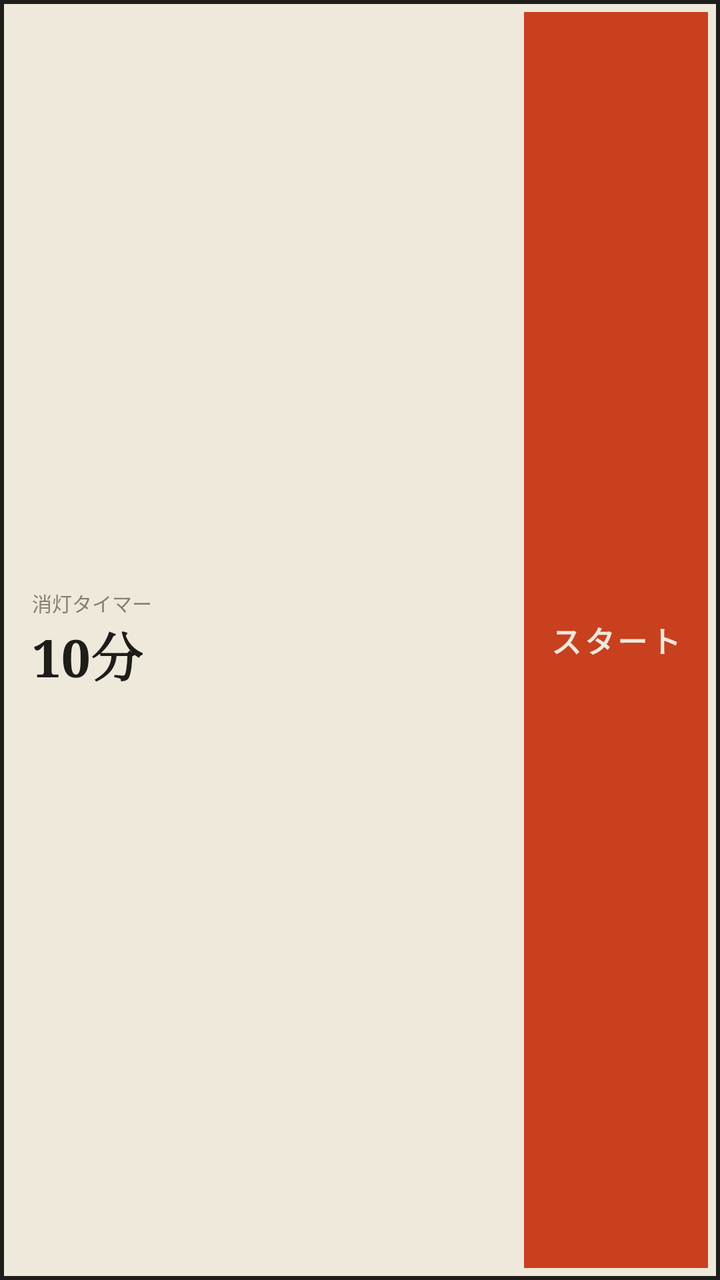
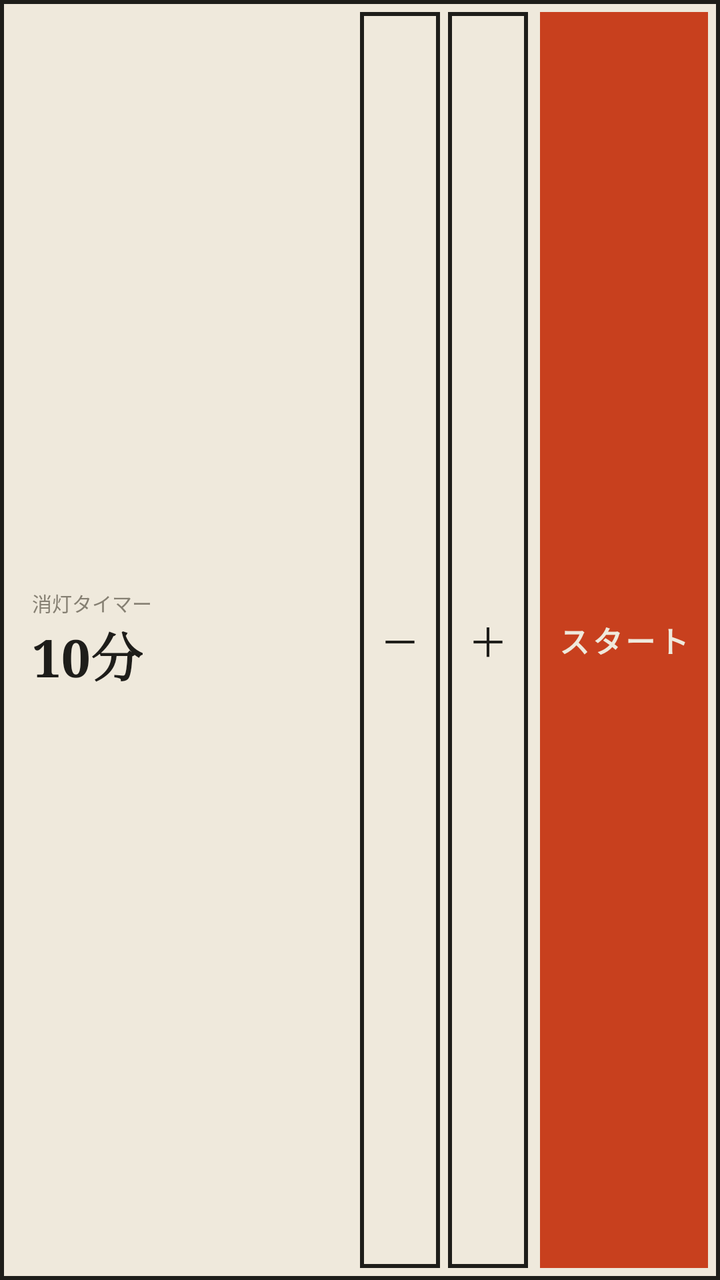

The first picture is an Android layout as it rendered before a commit; the second is the same layout after the commit. The layout source and the unified diff follow.
<!-- AndroidManifest.xml: application theme Paper -->
<!-- res/layout/widget.xml -->
<?xml version="1.0" encoding="utf-8"?>
<LinearLayout xmlns:android="http://schemas.android.com/apk/res/android"
    android:id="@+id/w_root"
    android:layout_width="match_parent"
    android:layout_height="match_parent"
    android:background="@drawable/widget_bg"
    android:orientation="horizontal"
    android:gravity="center_vertical"
    android:padding="6dp">

    <LinearLayout
        android:id="@+id/w_info"
        android:layout_width="0dp"
        android:layout_height="match_parent"
        android:layout_weight="1"
        android:orientation="vertical"
        android:gravity="center_vertical"
        android:paddingStart="10dp">

        <TextView
            android:id="@+id/w_label"
            android:layout_width="wrap_content"
            android:layout_height="wrap_content"
            android:text="消灯タイマー"
            android:textColor="@color/muted"
            android:fontFamily="monospace"
            android:textSize="10sp" />

        <TextView
            android:id="@+id/w_minutes"
            android:layout_width="wrap_content"
            android:layout_height="wrap_content"
            android:text="10分"
            android:textColor="@color/ink"
            android:fontFamily="serif"
            android:textStyle="bold"
            android:textSize="26sp"
            android:includeFontPadding="false" />

        <Chronometer
            android:id="@+id/w_chrono"
            android:layout_width="wrap_content"
            android:layout_height="wrap_content"
            android:textColor="@color/accent"
            android:fontFamily="serif"
            android:textStyle="bold"
            android:textSize="26sp"
            android:includeFontPadding="false"
            android:visibility="gone" />
    </LinearLayout>

    <TextView
        android:id="@+id/w_button"
        android:layout_width="92dp"
        android:layout_height="match_parent"
        android:gravity="center"
        android:background="@drawable/fill_accent"
        android:text="スタート"
        android:textColor="@color/paper"
        android:textStyle="bold"
        android:textSize="15sp"
        android:letterSpacing="0.1" />
</LinearLayout>
<!-- resources referenced by this layout -->
<resources>
  <color name="accent">#C8401E</color>
  <color name="ink">#1E1D1A</color>
  <color name="muted">#857F72</color>
  <color name="paper">#EFE9DC</color>
  <!-- drawable fill_accent (drawable) -->
  <?xml version="1.0" encoding="utf-8"?>
  <shape xmlns:android="http://schemas.android.com/apk/res/android" android:shape="rectangle">
      <solid android:color="@color/accent" />
  </shape>
  <!-- drawable widget_bg (drawable) -->
  <?xml version="1.0" encoding="utf-8"?>
  <shape xmlns:android="http://schemas.android.com/apk/res/android" android:shape="rectangle">
      <solid android:color="@color/paper" />
      <stroke android:width="2dp" android:color="@color/ink" />
  </shape>
  <style name="Paper" parent="android:Theme.Material.Light.NoActionBar">
          <item name="android:windowBackground">@color/paper</item>
          <item name="android:statusBarColor">@color/paper</item>
          <item name="android:navigationBarColor">@color/paper</item>
          <item name="android:windowLightStatusBar">true</item>
          <item name="android:windowLightNavigationBar">true</item>
          <item name="android:colorAccent">@color/accent</item>
      </style>
</resources>

<!-- the commit's change to res/layout/widget.xml (unified diff, before → after) -->
@@ -50,9 +50,31 @@
     </LinearLayout>
 
     <TextView
+        android:id="@+id/w_minus"
+        android:layout_width="40dp"
+        android:layout_height="match_parent"
+        android:gravity="center"
+        android:background="@drawable/box"
+        android:text="－"
+        android:textColor="@color/ink"
+        android:textSize="20sp" />
+
+    <TextView
+        android:id="@+id/w_plus"
+        android:layout_width="40dp"
+        android:layout_height="match_parent"
+        android:layout_marginStart="4dp"
+        android:gravity="center"
+        android:background="@drawable/box"
+        android:text="＋"
+        android:textColor="@color/ink"
+        android:textSize="20sp" />
+
+    <TextView
         android:id="@+id/w_button"
-        android:layout_width="92dp"
+        android:layout_width="84dp"
         android:layout_height="match_parent"
+        android:layout_marginStart="6dp"
         android:gravity="center"
         android:background="@drawable/fill_accent"
         android:text="スタート"
<!-- resource entries referenced after the edit -->
@@ -4,6 +4,12 @@
   <color name="ink">#1E1D1A</color>
   <color name="muted">#857F72</color>
   <color name="paper">#EFE9DC</color>
+  <!-- drawable box (drawable) -->
+  <?xml version="1.0" encoding="utf-8"?>
+  <shape xmlns:android="http://schemas.android.com/apk/res/android" android:shape="rectangle">
+      <solid android:color="@android:color/transparent" />
+      <stroke android:width="2dp" android:color="@color/ink" />
+  </shape>
   <!-- drawable fill_accent (drawable) -->
   <?xml version="1.0" encoding="utf-8"?>
   <shape xmlns:android="http://schemas.android.com/apk/res/android" android:shape="rectangle">
